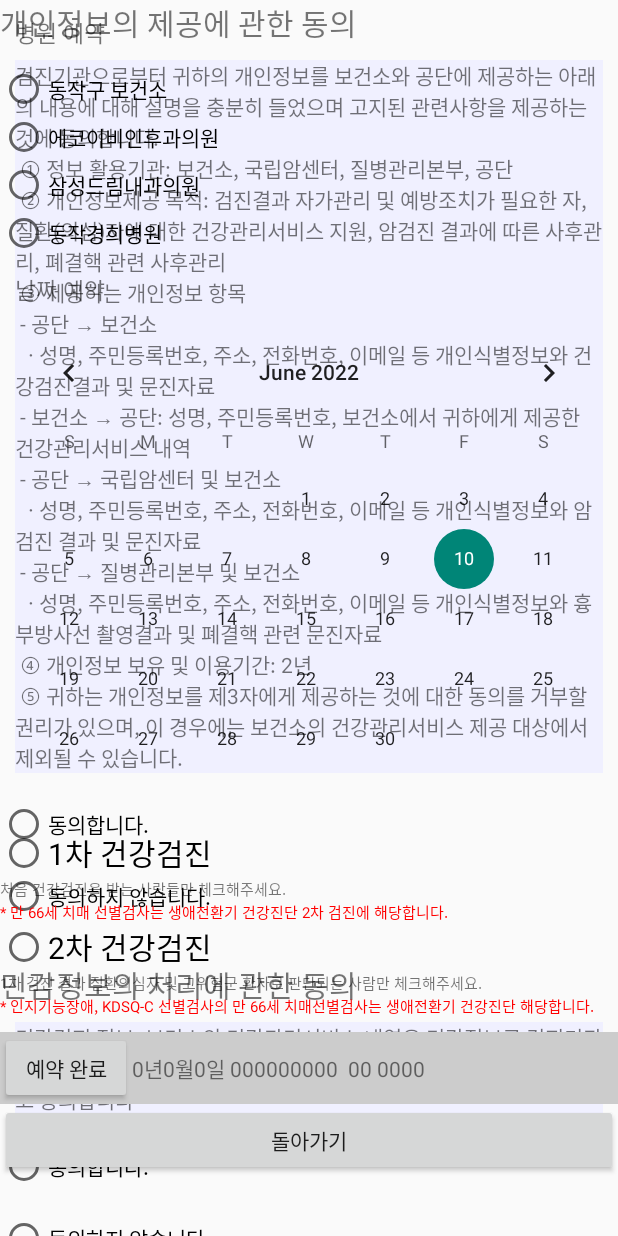
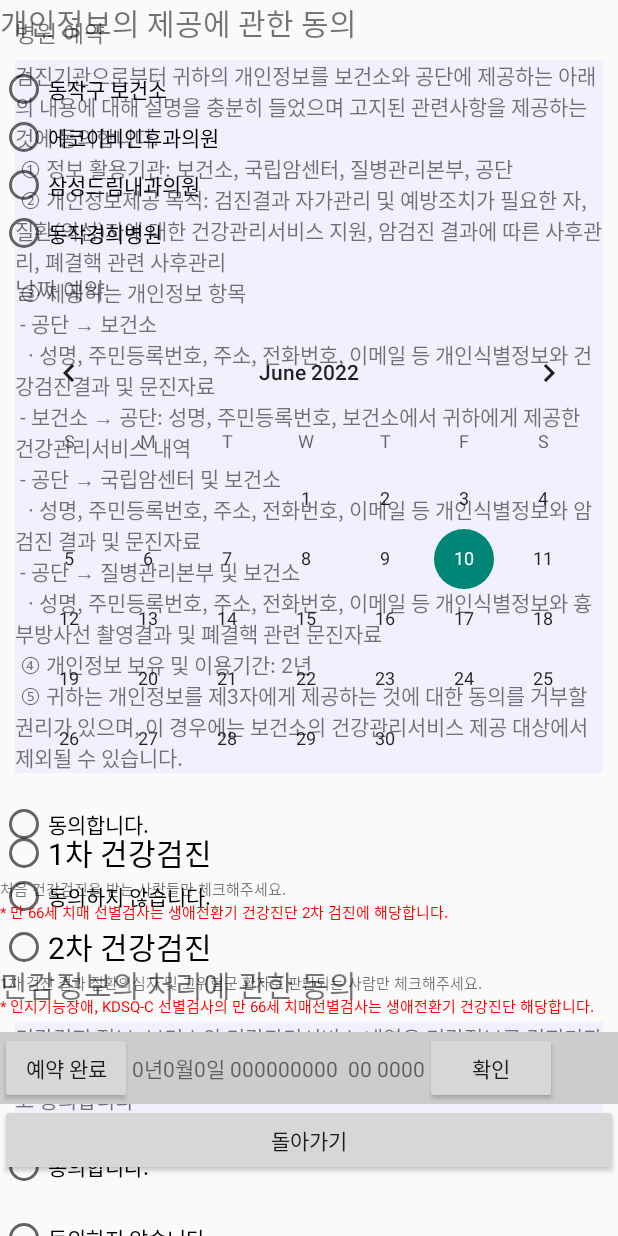
Before and after one commit to JiYeon0203/android_mobile_project, an Android app: the FourActivity screen opened directly, with no data from a screen before it, after a tap on "예약 완료", on a phone screen of 412 x 824 dp. Run offline under Robolectric (Android 15) with nearby library versions, the phone set to English and light mode, and no system bars; 2 statements that could not run were skipped.

Commit message:
06-10 update

```diff
--- a/app/src/main/java/com/baewha/androidmyproject/FourActivity.java
+++ b/app/src/main/java/com/baewha/androidmyproject/FourActivity.java
@@ -27,7 +27,7 @@ import com.google.android.material.textfield.TextInputEditText;
 public class FourActivity extends TabActivity {
 
 
-    public Button btn, btn2, btnend;
+    public Button btn, btn2, btnend, btna;
     public RadioGroup rg1, rg2, rg3, rg, rgh;
     RadioButton rb1, rb2, rb3, rb4, rb5, rb6, rd1, rd2, rbh1, rbh2, rbh3, rbh4;
     public TextView tvyear, tvmonth, tvday, tv12, tvh;
@@ -50,6 +50,7 @@ public class FourActivity extends TabActivity {
 
         btn = findViewById(R.id.btn1);
         btn2 = findViewById(R.id.btn2);
+        btna = findViewById(R.id.btna);
         rb1 = findViewById(R.id.rb1);
         rb2 = findViewById(R.id.rb2);
         rb3 = findViewById(R.id.rb3);
@@ -117,6 +118,7 @@ public class FourActivity extends TabActivity {
 
 
 
+
         btnend.setOnClickListener(new View.OnClickListener() {
             @Override
             public void onClick(View view) {
@@ -134,21 +136,27 @@ public class FourActivity extends TabActivity {
 
                 Toast.makeText(getApplicationContext(), "예약되었습니다.", Toast.LENGTH_SHORT).show();
 
-                Intent intent1 = new Intent(getApplicationContext(), SixActivity.class);
-                startActivity(intent1);
 
-                //                Intent intent2 = new Intent();
-//
-//                intent2.putExtra("년", tvyear.getText().toString());
-//                intent2.putExtra("월", tvmonth.getText().toString());
-//                intent2.putExtra("일", tvday.getText().toString());
-//                setResult(Activity.RESULT_OK, intent2);
+                Intent intent2 = new Intent();
 
-//                intent2.putExtra("병원", tvh.getText().toString());
-//                intent2.putExtra("몇차", tv12.getText().toString());
+                intent2.putExtra("년", tvyear.getText().toString());
+                intent2.putExtra("월", tvmonth.getText().toString());
+                intent2.putExtra("일", tvday.getText().toString());
+                setResult(Activity.RESULT_OK, intent2);
+
+                intent2.putExtra("병원", tvh.getText().toString());
+                intent2.putExtra("몇차", tv12.getText().toString());
             }
 
 
+        });
+
+        btna.setOnClickListener(new View.OnClickListener() {
+            @Override
+            public void onClick(View view) {
+                Intent intent1 = new Intent(getApplicationContext(), SixActivity.class);
+                startActivity(intent1);
+            }
         });
 
         cv1.setOnDateChangeListener(new CalendarView.OnDateChangeListener() {
--- a/app/src/main/res/layout/four.xml
+++ b/app/src/main/res/layout/four.xml
@@ -356,6 +356,12 @@
                                 android:layout_height="wrap_content"
                                 android:text="00 0000">
                             </TextView>
+                            <Button
+                                android:id="@+id/btna"
+                                android:text="확인"
+                                android:layout_width="wrap_content"
+                                android:layout_height="wrap_content">
+                            </Button>
                         </LinearLayout>
                     </ScrollView>
 
```
Also changed, not shown: app/src/main/java/com/baewha/androidmyproject/SixActivity.java (+33 -29 lines).
